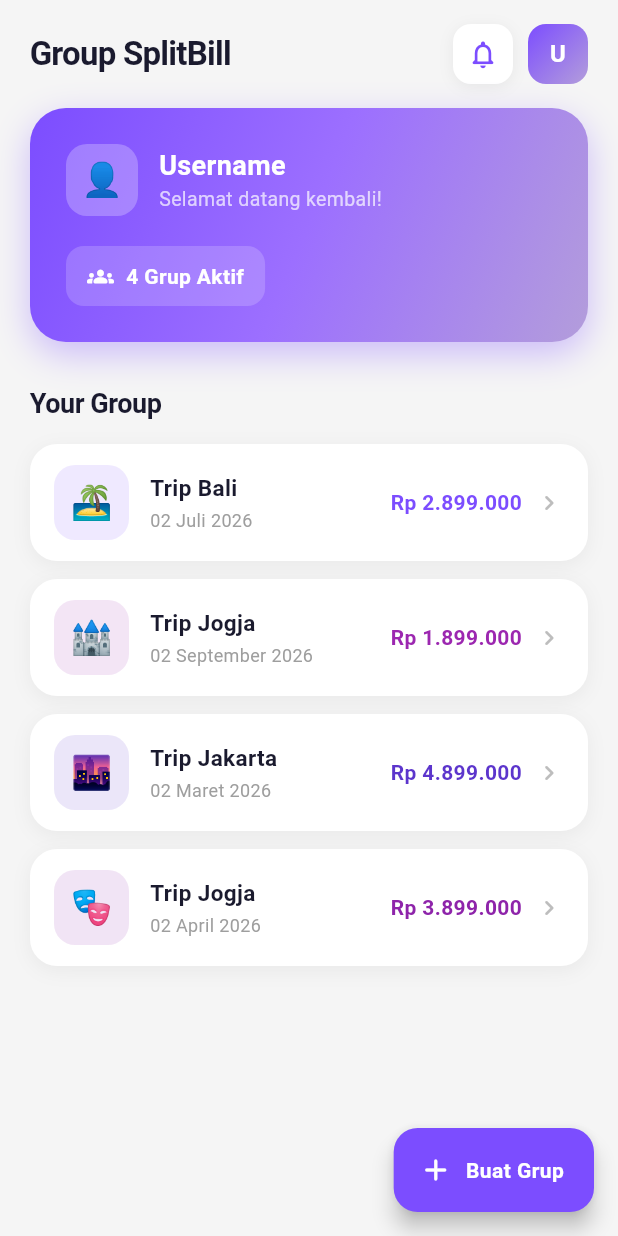
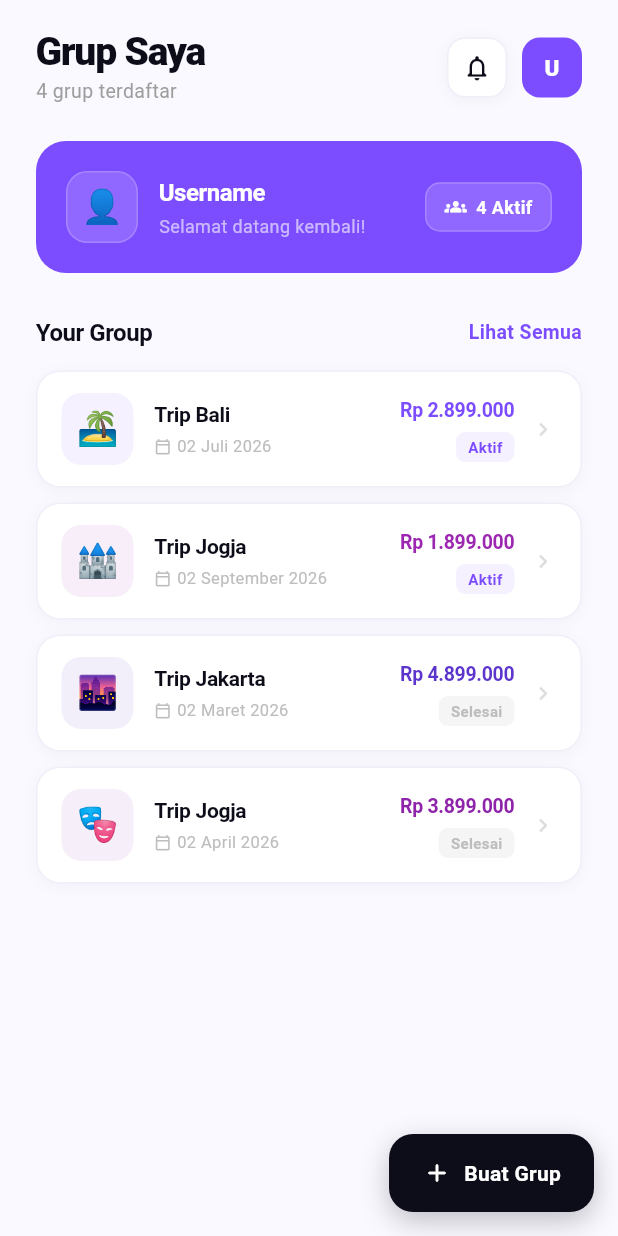
Before and after one commit to Alpatlfyy/splitbill-ai, a Flutter app: the GroupScreen screen opened directly, on a phone screen of 412 x 824 dp. Run offline on Flutter 3.47's test engine with Material 3 defaults, Android fonts, the phone set to English and light mode, and no system bars.

```diff
--- a/lib/features/dashboard/screens/dashboard_screen.dart
+++ b/lib/features/dashboard/screens/dashboard_screen.dart
@@ -5,7 +5,7 @@ import '../../../shared/widgets/week_calendar_picker.dart';
 import '../../../shared/widgets/quick_action_button.dart';
 import '../../../shared/widgets/section_header.dart';
 import '../widgets/group_card.dart';
-import 'group_screen.dart';
+import '../../groups/screens/group_screen.dart';
 
 class DashboardScreen extends StatefulWidget {
   const DashboardScreen({super.key});
--- a/lib/features/groups/screens/create_group_screen.dart
+++ b/lib/features/groups/screens/create_group_screen.dart
@@ -8,7 +8,7 @@ class CreateGroupScreen extends StatefulWidget {
 }
 
 class _CreateGroupScreenState extends State<CreateGroupScreen> {
-  final _formKey = GlobalKey<FormKey>();
+  final _formKey = GlobalKey<FormState>();
   final _nameController = TextEditingController();
   final _descController = TextEditingController();
   final _inviteController = TextEditingController();
--- a/lib/features/groups/screens/group_screen.dart
+++ b/lib/features/groups/screens/group_screen.dart
@@ -1,4 +1,5 @@
 import 'package:flutter/material.dart';
+import 'package:flutter/services.dart';
 import 'create_group_screen.dart';
 import 'group_detail_screen.dart';
 
@@ -14,6 +15,8 @@ class GroupScreen extends StatelessWidget {
         'amount': 'Rp 2.899.000',
         'color': const Color(0xFF7C4DFF),
         'emoji': '🏝️',
+        'members': 5,
+        'status': 'Aktif',
       },
       {
         'name': 'Trip Jogja',
@@ -21,6 +24,8 @@ class GroupScreen extends StatelessWidget {
         'amount': 'Rp 1.899.000',
         'color': const Color(0xFF9C27B0),
         'emoji': '🏰',
+        'members': 3,
+        'status': 'Aktif',
       },
       {
         'name': 'Trip Jakarta',
@@ -28,6 +33,8 @@ class GroupScreen extends StatelessWidget {
         'amount': 'Rp 4.899.000',
         'color': const Color(0xFF5C35CC),
         'emoji': '🌆',
+        'members': 8,
+        'status': 'Selesai',
       },
       {
         'name': 'Trip Jogja',
@@ -35,73 +42,342 @@ class GroupScreen extends StatelessWidget {
         'amount': 'Rp 3.899.000',
         'color': const Color(0xFF8E24AA),
         'emoji': '🎭',
+        'members': 4,
+        'status': 'Selesai',
       },
     ];
 
-    return Scaffold(
-      backgroundColor: const Color(0xFFF5F5F5),
+    return AnnotatedRegion<SystemUiOverlayStyle>(
+      value: SystemUiOverlayStyle.dark,
+      child: Scaffold(
+        backgroundColor: const Color(0xFFFAF9FF),
         body: SafeArea(
           child: Column(
             crossAxisAlignment: CrossAxisAlignment.start,
             children: [
-            // Header
+              // ── Header ──
               Padding(
-              padding: const EdgeInsets.symmetric(horizontal: 20, vertical: 16),
+                padding: const EdgeInsets.fromLTRB(24, 20, 24, 0),
                 child: Row(
                   mainAxisAlignment: MainAxisAlignment.spaceBetween,
                   children: [
+                    Column(
+                      crossAxisAlignment: CrossAxisAlignment.start,
+                      children: [
                         const Text(
-                    'Group SplitBill',
+                          'Grup Saya',
                           style: TextStyle(
-                      fontSize: 22,
-                      fontWeight: FontWeight.w700,
-                      color: Color(0xFF1A1A2E),
-                      letterSpacing: -0.5,
+                            fontSize: 26,
+                            fontWeight: FontWeight.w800,
+                            color: Color(0xFF0D0D1A),
+                            letterSpacing: -0.8,
+                            height: 1.1,
                           ),
+                        ),
+                        const SizedBox(height: 2),
+                        Text(
+                          '${groups.length} grup terdaftar',
+                          style: const TextStyle(
+                            fontSize: 13,
+                            color: Color(0xFF9E9E9E),
+                            fontWeight: FontWeight.w400,
+                          ),
+                        ),
+                      ],
                     ),
                     Row(
                       children: [
+                        _IconButton(
+                          icon: Icons.notifications_none_rounded,
+                          onTap: () {},
+                        ),
+                        const SizedBox(width: 10),
+                        _AvatarButton(),
+                      ],
+                    ),
+                  ],
+                ),
+              ),
+
+              const SizedBox(height: 24),
+
+              // ── Profile Banner ──
+              Padding(
+                padding: const EdgeInsets.symmetric(horizontal: 24),
+                child: _ProfileBanner(),
+              ),
+
+              const SizedBox(height: 28),
+
+              // ── Section Label ──
+              const Padding(
+                padding: EdgeInsets.symmetric(horizontal: 24),
+                child: Row(
+                  mainAxisAlignment: MainAxisAlignment.spaceBetween,
+                  children: [
+                    Text(
+                      'Your Group',
+                      style: TextStyle(
+                        fontSize: 16,
+                        fontWeight: FontWeight.w700,
+                        color: Color(0xFF0D0D1A),
+                        letterSpacing: -0.3,
+                      ),
+                    ),
+                    Text(
+                      'Lihat Semua',
+                      style: TextStyle(
+                        fontSize: 13,
+                        color: Color(0xFF7C4DFF),
+                        fontWeight: FontWeight.w600,
+                      ),
+                    ),
+                  ],
+                ),
+              ),
+
+              const SizedBox(height: 14),
+
+              // ── Group List ──
+              Expanded(
+                child: ListView.separated(
+                  padding: const EdgeInsets.fromLTRB(24, 0, 24, 24),
+                  itemCount: groups.length,
+                  separatorBuilder: (_, __) => const SizedBox(height: 10),
+                  itemBuilder: (context, index) {
+                    final group = groups[index];
+                    return _GroupTile(
+                      group: group,
+                      onTap: () {
+                        Navigator.push(
+                          context,
+                          MaterialPageRoute(
+                            builder: (_) => GroupDetailScreen(groupData: group),
+                          ),
+                        );
+                      },
+                    );
+                  },
+                ),
+              ),
+            ],
+          ),
+        ),
+
+        // ── FAB ──
+        floatingActionButton: GestureDetector(
+          onTap: () {
+            Navigator.push(
+              context,
+              MaterialPageRoute(builder: (_) => const CreateGroupScreen()),
+            );
+          },
+          child: Container(
+            height: 52,
+            padding: const EdgeInsets.symmetric(horizontal: 22),
+            decoration: BoxDecoration(
+              color: const Color(0xFF0D0D1A),
+              borderRadius: BorderRadius.circular(16),
+              boxShadow: [
+                BoxShadow(
+                  color: const Color(0xFF0D0D1A).withOpacity(0.25),
+                  blurRadius: 16,
+                  offset: const Offset(0, 6),
+                ),
+              ],
+            ),
+            child: const Row(
+              mainAxisSize: MainAxisSize.min,
+              children: [
+                Icon(Icons.add_rounded, color: Colors.white, size: 20),
+                SizedBox(width: 8),
+                Text(
+                  'Buat Grup',
+                  style: TextStyle(
+                    color: Colors.white,
+                    fontWeight: FontWeight.w700,
+                    fontSize: 14,
+                    letterSpacing: 0.2,
+                  ),
+                ),
+              ],
+            ),
+          ),
+        ),
+      ),
+    );
+  }
+}
+
+// ── Profile Banner ──
+class _ProfileBanner extends StatelessWidget {
+  @override
+  Widget build(BuildContext context) {
+    return Container(
+      width: double.infinity,
+      padding: const EdgeInsets.all(20),
+      decoration: BoxDecoration(
+        color: const Color(0xFF7C4DFF),
+        borderRadius: BorderRadius.circular(20),
+      ),
+      child: Row(
+        children: [
+          // Avatar
           Container(
-                        width: 40,
-                        height: 40,
+            width: 48,
+            height: 48,
+            decoration: BoxDecoration(
+              color: Colors.white.withOpacity(0.15),
+              borderRadius: BorderRadius.circular(14),
+              border: Border.all(
+                color: Colors.white.withOpacity(0.2),
+                width: 1,
+              ),
+            ),
+            child: const Center(
+              child: Text('👤', style: TextStyle(fontSize: 22)),
+            ),
+          ),
+          const SizedBox(width: 14),
+
+          // Info
+          const Expanded(
+            child: Column(
+              crossAxisAlignment: CrossAxisAlignment.start,
+              children: [
+                Text(
+                  'Username',
+                  style: TextStyle(
+                    color: Colors.white,
+                    fontSize: 16,
+                    fontWeight: FontWeight.w700,
+                    letterSpacing: -0.3,
+                  ),
+                ),
+                SizedBox(height: 2),
+                Text(
+                  'Selamat datang kembali!',
+                  style: TextStyle(
+                    color: Colors.white60,
+                    fontSize: 12,
+                  ),
+                ),
+              ],
+            ),
+          ),
+
+          // Badge
+          Container(
+            padding: const EdgeInsets.symmetric(horizontal: 12, vertical: 7),
+            decoration: BoxDecoration(
+              color: Colors.white.withOpacity(0.15),
+              borderRadius: BorderRadius.circular(10),
+              border: Border.all(
+                color: Colors.white.withOpacity(0.2),
+                width: 1,
+              ),
+            ),
+            child: const Row(
+              mainAxisSize: MainAxisSize.min,
+              children: [
+                Icon(Icons.groups_rounded, color: Colors.white, size: 15),
+                SizedBox(width: 6),
+                Text(
+                  '4 Aktif',
+                  style: TextStyle(
+                    color: Colors.white,
+                    fontWeight: FontWeight.w600,
+                    fontSize: 12,
+                  ),
+                ),
+              ],
+            ),
+          ),
+        ],
+      ),
+    );
+  }
+}
+
+// ── Group Tile ──
+class _GroupTile extends StatelessWidget {
+  final Map<String, dynamic> group;
+  final VoidCallback onTap;
+
+  const _GroupTile({required this.group, required this.onTap});
+
+  @override
+  Widget build(BuildContext context) {
+    final color = group['color'] as Color;
+    final isActive = group['status'] == 'Aktif';
+
+    return GestureDetector(
+      onTap: onTap,
+      child: Container(
+        padding: const EdgeInsets.symmetric(horizontal: 16, vertical: 14),
         decoration: BoxDecoration(
           color: Colors.white,
-                          borderRadius: BorderRadius.circular(12),
+          borderRadius: BorderRadius.circular(16),
+          border: Border.all(
+            color: const Color(0xFFF0EEF8),
+            width: 1,
+          ),
           boxShadow: [
             BoxShadow(
-                              color: Colors.black.withOpacity(0.06),
+              color: Colors.black.withOpacity(0.03),
               blurRadius: 8,
               offset: const Offset(0, 2),
             ),
           ],
         ),
-                        child: const Icon(
-                          Icons.notifications_none_rounded,
-                          color: Color(0xFF7C4DFF),
-                          size: 22,
+        child: Row(
+          children: [
+            // Emoji Icon
+            Container(
+              width: 48,
+              height: 48,
+              decoration: BoxDecoration(
+                color: color.withOpacity(0.08),
+                borderRadius: BorderRadius.circular(13),
+              ),
+              child: Center(
+                child: Text(
+                  group['emoji'] as String,
+                  style: const TextStyle(fontSize: 22),
                 ),
               ),
-                      const SizedBox(width: 10),
-                      Container(
-                        width: 40,
-                        height: 40,
-                        decoration: BoxDecoration(
-                          gradient: const LinearGradient(
-                            colors: [Color(0xFF7C4DFF), Color(0xFFB39DDB)],
-                            begin: Alignment.topLeft,
-                            end: Alignment.bottomRight,
             ),
-                          borderRadius: BorderRadius.circular(12),
-                        ),
-                        child: const Center(
-                          child: Text(
-                            'U',
-                            style: TextStyle(
-                              color: Colors.white,
-                              fontWeight: FontWeight.bold,
-                              fontSize: 16,
+
+            const SizedBox(width: 14),
+
+            // Name & Date
+            Expanded(
+              child: Column(
+                crossAxisAlignment: CrossAxisAlignment.start,
+                children: [
+                  Text(
+                    group['name'] as String,
+                    style: const TextStyle(
+                      fontWeight: FontWeight.w700,
+                      fontSize: 14,
+                      color: Color(0xFF0D0D1A),
+                      letterSpacing: -0.2,
                     ),
                   ),
+                  const SizedBox(height: 3),
+                  Row(
+                    children: [
+                      const Icon(
+                        Icons.calendar_today_outlined,
+                        size: 11,
+                        color: Color(0xFFBDBDBD),
+                      ),
+                      const SizedBox(width: 4),
+                      Text(
+                        group['date'] as String,
+                        style: const TextStyle(
+                          fontSize: 11,
+                          color: Color(0xFFBDBDBD),
                         ),
                       ),
                     ],
@@ -110,222 +386,105 @@ class GroupScreen extends StatelessWidget {
               ),
             ),
 
-            // Profile Card
-            Padding(
-              padding: const EdgeInsets.symmetric(horizontal: 20),
-              child: Container(
-                width: double.infinity,
-                padding: const EdgeInsets.all(24),
-                decoration: BoxDecoration(
-                  gradient: const LinearGradient(
-                    colors: [Color(0xFF7C4DFF), Color(0xFF9C6FFF), Color(0xFFB39DDB)],
-                    begin: Alignment.topLeft,
-                    end: Alignment.bottomRight,
-                  ),
-                  borderRadius: BorderRadius.circular(24),
-                  boxShadow: [
-                    BoxShadow(
-                      color: const Color(0xFF7C4DFF).withOpacity(0.35),
-                      blurRadius: 20,
-                      offset: const Offset(0, 8),
-                    ),
-                  ],
-                ),
-                child: Column(
-                  crossAxisAlignment: CrossAxisAlignment.start,
+            // Right side
+            Column(
+              crossAxisAlignment: CrossAxisAlignment.end,
               children: [
-                    Row(
-                      children: [
-                        Container(
-                          width: 48,
-                          height: 48,
-                          decoration: BoxDecoration(
-                            color: Colors.white.withOpacity(0.25),
-                            borderRadius: BorderRadius.circular(14),
-                          ),
-                          child: const Center(
-                            child: Text('👤', style: TextStyle(fontSize: 22)),
+                Text(
+                  group['amount'] as String,
+                  style: TextStyle(
+                    fontWeight: FontWeight.w700,
+                    fontSize: 13,
+                    color: color,
+                    letterSpacing: -0.2,
                   ),
                 ),
-                        const SizedBox(width: 14),
-                        const Column(
-                          crossAxisAlignment: CrossAxisAlignment.start,
-                          children: [
-                            Text(
-                              'Username',
+                const SizedBox(height: 5),
+                Container(
+                  padding: const EdgeInsets.symmetric(horizontal: 8, vertical: 3),
+                  decoration: BoxDecoration(
+                    color: isActive
+                        ? const Color(0xFF7C4DFF).withOpacity(0.08)
+                        : const Color(0xFFF5F5F5),
+                    borderRadius: BorderRadius.circular(6),
+                  ),
+                  child: Text(
+                    group['status'] as String,
                     style: TextStyle(
-                                color: Colors.white,
-                                fontSize: 18,
-                                fontWeight: FontWeight.w700,
+                      fontSize: 10,
+                      fontWeight: FontWeight.w600,
+                      color: isActive
+                          ? const Color(0xFF7C4DFF)
+                          : const Color(0xFFBDBDBD),
                     ),
-                            ),
-                            Text(
-                              'Selamat datang kembali!',
-                              style: TextStyle(
-                                color: Colors.white70,
-                                fontSize: 13,
                   ),
                 ),
               ],
             ),
-                      ],
-                    ),
-                    const SizedBox(height: 20),
-                    Container(
-                      padding: const EdgeInsets.symmetric(horizontal: 14, vertical: 10),
-                      decoration: BoxDecoration(
-                        color: Colors.white.withOpacity(0.18),
-                        borderRadius: BorderRadius.circular(12),
-                      ),
-                      child: const Row(
-                        mainAxisSize: MainAxisSize.min,
-                        children: [
-                          Icon(Icons.groups_rounded, color: Colors.white, size: 18),
-                          SizedBox(width: 8),
-                          Text(
-                            '4 Grup Aktif',
-                            style: TextStyle(color: Colors.white, fontWeight: FontWeight.w600),
-                          ),
-                        ],
-                      ),
-                    ),
-                  ],
-                ),
-              ),
-            ),
 
-            const SizedBox(height: 28),
-
-            // Your Group label
-            const Padding(
-              padding: EdgeInsets.symmetric(horizontal: 20),
-              child: Text(
-                'Your Group',
-                style: TextStyle(
-                  fontSize: 18,
-                  fontWeight: FontWeight.w700,
-                  color: Color(0xFF1A1A2E),
-                  letterSpacing: -0.3,
-                ),
-              ),
-            ),
-
-            const SizedBox(height: 14),
-
-            // Group List
-            Expanded(
-              child: ListView.separated(
-                padding: const EdgeInsets.symmetric(horizontal: 20),
-                itemCount: groups.length,
-                separatorBuilder: (_, __) => const SizedBox(height: 12),
-                itemBuilder: (context, index) {
-                  final group = groups[index];
-                  return GestureDetector(
-                    onTap: () {
-                      Navigator.push(
-                        context,
-                        MaterialPageRoute(
-                          builder: (_) => GroupDetailScreen(groupData: group),
-                        ),
-                      );
-                    },
-                    child: Container(
-                      padding: const EdgeInsets.symmetric(horizontal: 16, vertical: 14),
-                      decoration: BoxDecoration(
-                        color: Colors.white,
-                        borderRadius: BorderRadius.circular(18),
-                        boxShadow: [
-                          BoxShadow(
-                            color: Colors.black.withOpacity(0.05),
-                            blurRadius: 10,
-                            offset: const Offset(0, 3),
-                          ),
-                        ],
-                      ),
-                      child: Row(
-                        children: [
-                          Container(
-                            width: 50,
-                            height: 50,
-                            decoration: BoxDecoration(
-                              color: (group['color'] as Color).withOpacity(0.12),
-                              borderRadius: BorderRadius.circular(14),
-                            ),
-                            child: Center(
-                              child: Text(
-                                group['emoji'] as String,
-                                style: const TextStyle(fontSize: 22),
-                              ),
-                            ),
-                          ),
-                          const SizedBox(width: 14),
-                          Expanded(
-                            child: Column(
-                              crossAxisAlignment: CrossAxisAlignment.start,
-                              children: [
-                                Text(
-                                  group['name'] as String,
-                                  style: const TextStyle(
-                                    fontWeight: FontWeight.w700,
-                                    fontSize: 15,
-                                    color: Color(0xFF1A1A2E),
-                                  ),
-                                ),
-                                const SizedBox(height: 3),
-                                Text(
-                                  group['date'] as String,
-                                  style: const TextStyle(
-                                    fontSize: 12,
-                                    color: Color(0xFF9E9E9E),
-                                  ),
-                                ),
-                              ],
-                            ),
-                          ),
-                          Text(
-                            group['amount'] as String,
-                            style: TextStyle(
-                              fontWeight: FontWeight.w700,
-                              fontSize: 14,
-                              color: group['color'] as Color,
-                            ),
-                          ),
-                          const SizedBox(width: 8),
+            const SizedBox(width: 10),
             const Icon(
               Icons.chevron_right_rounded,
-                            color: Color(0xFFBDBDBD),
-                            size: 20,
+              color: Color(0xFFDDDDDD),
+              size: 18,
             ),
           ],
         ),
       ),
     );
-                },
+  }
+}
+
+// ── Icon Button ──
+class _IconButton extends StatelessWidget {
+  final IconData icon;
+  final VoidCallback onTap;
+
+  const _IconButton({required this.icon, required this.onTap});
+
+  @override
+  Widget build(BuildContext context) {
+    return GestureDetector(
+      onTap: onTap,
+      child: Container(
+        width: 40,
+        height: 40,
+        decoration: BoxDecoration(
+          color: Colors.white,
+          borderRadius: BorderRadius.circular(12),
+          border: Border.all(color: const Color(0xFFF0EEF8)),
+          boxShadow: [
+            BoxShadow(
+              color: Colors.black.withOpacity(0.04),
+              blurRadius: 8,
+              offset: const Offset(0, 2),
             ),
-            ),
-
-            const SizedBox(height: 16),
           ],
         ),
+        child: Icon(icon, color: const Color(0xFF0D0D1A), size: 20),
       ),
+    );
+  }
+}
 
-      // FAB
-      floatingActionButton: FloatingActionButton.extended(
-        onPressed: () {
-          Navigator.push(
-            context,
-            MaterialPageRoute(builder: (_) => const CreateGroupScreen()),
-          );
-        },
-        backgroundColor: const Color(0xFF7C4DFF),
-        elevation: 6,
-        icon: const Icon(Icons.add_rounded, color: Colors.white),
-        label: const Text(
-          'Buat Grup',
+// ── Avatar Button ──
+class _AvatarButton extends StatelessWidget {
+  @override
+  Widget build(BuildContext context) {
+    return Container(
+      width: 40,
+      height: 40,
+      decoration: BoxDecoration(
+        color: const Color(0xFF7C4DFF),
+        borderRadius: BorderRadius.circular(12),
+      ),
+      child: const Center(
+        child: Text(
+          'U',
           style: TextStyle(
             color: Colors.white,
-            fontWeight: FontWeight.w600,
-            letterSpacing: 0.3,
+            fontWeight: FontWeight.w800,
+            fontSize: 15,
           ),
         ),
       ),
--- a/lib/main.dart
+++ b/lib/main.dart
@@ -1,6 +1,5 @@
 import 'package:flutter/material.dart';
 import 'package:splitbill_ai/widgets/bottom_nav_shell.dart';
-
 void main() {
   runApp(const MyApp());
 }
```
Lines whose indentation alone changed are shown as unchanged.
